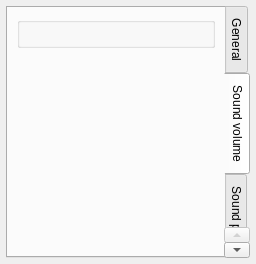
First picture: the form in code/nel/tools/3d/object_viewer_qt/src/plugins/object_viewer/particle_sound_form.ui, repository ryzom/ryzomcore, before the edit.
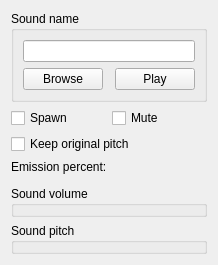
Second picture: the form after the edit. The open tabs and pages were chosen to show the change. Custom widgets are drawn as their Qt base class.

Commit message: Changed: #1193 Polish code and layout dialogs.

What changed in the file:
```diff
--- a/code/nel/tools/3d/object_viewer_qt/src/plugins/object_viewer/particle_sound_form.ui
+++ b/code/nel/tools/3d/object_viewer_qt/src/plugins/object_viewer/particle_sound_form.ui
@@ -6,31 +6,15 @@
    <rect>
     <x>0</x>
     <y>0</y>
-    <width>239</width>
-    <height>264</height>
+    <width>200</width>
+    <height>252</height>
    </rect>
   </property>
   <property name="windowTitle">
    <string>Form</string>
   </property>
-  <layout class="QGridLayout" name="gridLayout">
-   <property name="margin">
-    <number>6</number>
-   </property>
-   <item row="0" column="0">
-    <widget class="QTabWidget" name="tabWidget">
-     <property name="tabPosition">
-      <enum>QTabWidget::East</enum>
-     </property>
-     <property name="currentIndex">
-      <number>0</number>
-     </property>
-     <widget class="QWidget" name="tabWidgetPage1">
-      <attribute name="title">
-       <string>General</string>
-      </attribute>
-      <layout class="QGridLayout" name="gridLayout_3">
-       <item row="0" column="0">
+  <layout class="QVBoxLayout" name="verticalLayout">
+   <item>
         <widget class="QGroupBox" name="groupBox">
          <property name="title">
           <string>Sound name</string>
@@ -73,7 +57,7 @@
          </layout>
         </widget>
        </item>
-       <item row="1" column="0">
+   <item>
         <layout class="QHBoxLayout" name="horizontalLayout">
          <item>
           <widget class="QCheckBox" name="spawnCheckBox">
@@ -91,85 +75,49 @@
          </item>
         </layout>
        </item>
-       <item row="2" column="0">
+   <item>
         <widget class="QCheckBox" name="keepPitchCheckBox">
          <property name="text">
           <string>Keep original pitch</string>
          </property>
         </widget>
        </item>
-       <item row="3" column="0">
+   <item>
         <widget class="QLabel" name="label">
          <property name="text">
           <string>Emission percent:</string>
          </property>
         </widget>
        </item>
-       <item row="4" column="0">
+   <item>
         <widget class="NLQT::CEditRangeFloatWidget" name="emissionWidget" native="true"/>
        </item>
-       <item row="5" column="0">
-        <spacer name="verticalSpacer">
-         <property name="orientation">
-          <enum>Qt::Vertical</enum>
-         </property>
-         <property name="sizeHint" stdset="0">
-          <size>
-           <width>20</width>
-           <height>51</height>
-          </size>
-         </property>
-        </spacer>
-       </item>
-      </layout>
-     </widget>
-     <widget class="QWidget" name="tabWidgetPage2">
-      <attribute name="title">
+   <item>
+    <widget class="NLQT::CAttribFloatWidget" name="gainWidget">
+     <property name="title">
        <string>Sound volume</string>
-      </attribute>
-      <layout class="QGridLayout" name="gridLayout_4">
-       <item row="0" column="0">
-        <widget class="NLQT::CAttribFloatWidget" name="gainWidget"/>
-       </item>
-       <item row="1" column="0">
-        <spacer name="verticalSpacer_2">
-         <property name="orientation">
-          <enum>Qt::Vertical</enum>
-         </property>
-         <property name="sizeHint" stdset="0">
-          <size>
-           <width>20</width>
-           <height>209</height>
-          </size>
-         </property>
-        </spacer>
-       </item>
-      </layout>
-     </widget>
-     <widget class="QWidget" name="tabWidgetPage3">
-      <attribute name="title">
+     </property>
+    </widget>
+   </item>
+   <item>
+    <widget class="NLQT::CAttribFloatWidget" name="pitchWidget">
+     <property name="title">
        <string>Sound pitch</string>
-      </attribute>
-      <layout class="QGridLayout" name="gridLayout_5">
-       <item row="0" column="0">
-        <widget class="NLQT::CAttribFloatWidget" name="pitchWidget"/>
-       </item>
-       <item row="1" column="0">
-        <spacer name="verticalSpacer_3">
+     </property>
+    </widget>
+   </item>
+   <item>
+    <spacer name="verticalSpacer">
          <property name="orientation">
           <enum>Qt::Vertical</enum>
          </property>
          <property name="sizeHint" stdset="0">
           <size>
            <width>20</width>
-           <height>208</height>
+       <height>22</height>
           </size>
          </property>
         </spacer>
-       </item>
-      </layout>
-     </widget>
-    </widget>
    </item>
   </layout>
  </widget>
```
Lines whose indentation alone changed are shown as unchanged. The commit also changes 4 other files.
